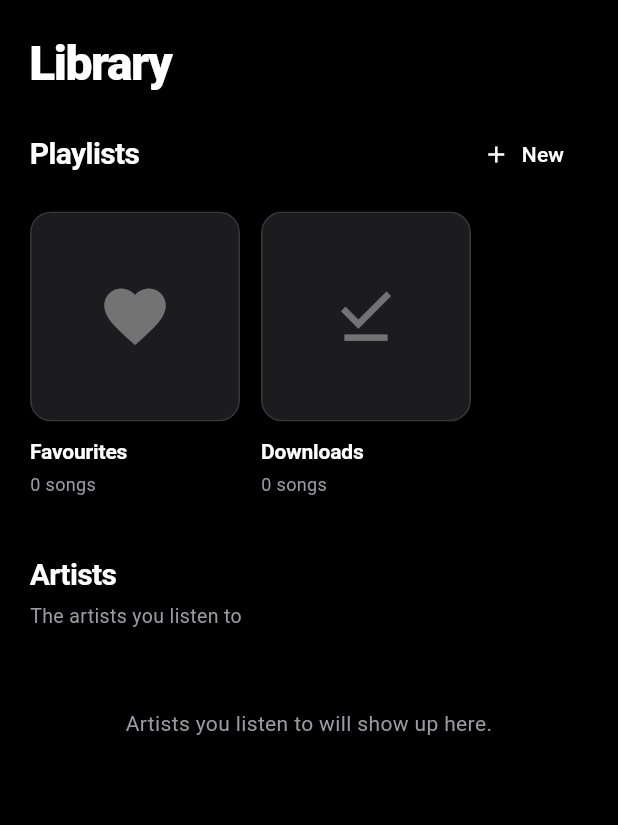
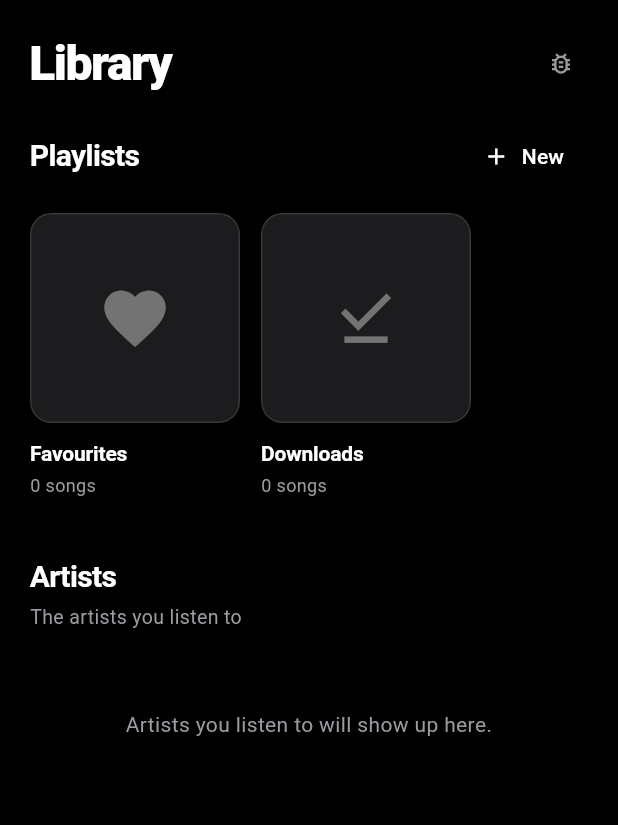
Before and after one commit to xmokecursed/xtify, a Flutter app: the screen it shows after launch, item 3 of the bottom bar chosen, on a phone screen of 412 x 824 dp. Shown: the top 825 px of the screen. Run offline on Flutter 3.47's test engine with Material 3 defaults, Android fonts, the phone set to English and light mode, and no system bars; our stand-ins replace audio_service, audio_video_progress_bar, bloc, cached_network_image, connectivity_plus, equatable and 6 more; missing offline and left inert: extractor, flutter_inappwebview, flutter_taglib; network calls fail.

Commit message:
Update Debug logging system

```diff
--- a/lib/main.dart
+++ b/lib/main.dart
@@ -15,6 +15,7 @@ import 'package:xtify_app/services/cookie_refresh_service.dart';
 import 'package:xtify_app/services/history_service.dart';
 import 'package:xtify_app/services/artist_mix_service.dart';
 import 'package:xtify_app/services/playlist_service.dart';
+import 'package:xtify_app/services/debug_log.dart';
 import 'package:xtify_app/services/download_service.dart';
 import 'package:xtify_app/services/feed_service.dart';
 import 'package:xtify_app/services/search_history_service.dart';
@@ -23,6 +24,7 @@ import 'package:xtify_app/widgets/player_sheet.dart';
 
 void main() async {
   WidgetsFlutterBinding.ensureInitialized();
+  DebugLog.install(); // keeps recent logs and errors for "Copy debug info"
   // Keep decoded thumbnails in RAM small
   PaintingBinding.instance.imageCache.maximumSize = 120;
   PaintingBinding.instance.imageCache.maximumSizeBytes = 60 << 20;
--- a/lib/screens/library_screen.dart
+++ b/lib/screens/library_screen.dart
@@ -2,6 +2,7 @@ import 'package:flutter/material.dart';
 import '../models/playlist_model.dart';
 import '../services/history_service.dart';
 import '../services/playlist_service.dart';
+import '../widgets/debug_button.dart';
 import '../widgets/layout.dart';
 import '../widgets/media_tile.dart';
 import '../widgets/offline_banner.dart';
@@ -27,7 +28,9 @@ class LibraryScreen extends StatelessWidget {
   Widget build(BuildContext context) {
     return CustomScrollView(
       slivers: [
-        const SliverToBoxAdapter(child: ScreenHeader(title: 'Library')),
+        const SliverToBoxAdapter(
+          child: ScreenHeader(title: 'Library', trailing: DebugInfoButton()),
+        ),
         const SliverToBoxAdapter(child: OfflineBanner()),
         SectionSliver(
           title: 'Playlists',
--- /dev/null
+++ b/lib/widgets/debug_button.dart
@@ -0,0 +1,25 @@
+import 'package:flutter/material.dart';
+import '../services/debug_log.dart';
+import '../theme/app_theme.dart';
+
+/// Small bug icon: copies the debug info to the clipboard.
+class DebugInfoButton extends StatelessWidget {
+  const DebugInfoButton({super.key});
+
+  @override
+  Widget build(BuildContext context) {
+    final messenger = ScaffoldMessenger.of(context);
+    return IconButton(
+      tooltip: 'Copy debug info',
+      icon: const Icon(Icons.bug_report_outlined, color: AppColors.textSecondary),
+      onPressed: () async {
+        await DebugLog.copy();
+        messenger.hideCurrentSnackBar();
+        messenger.showSnackBar(const SnackBar(
+          content: Text('Debug info copied. Paste it in your bug report.'),
+          duration: Duration(seconds: 3),
+        ));
+      },
+    );
+  }
+}
--- a/lib/widgets/layout.dart
+++ b/lib/widgets/layout.dart
@@ -9,11 +9,15 @@ class ScreenHeader extends StatelessWidget {
   /// Shows the Xtify logo before the title (used on Home).
   final bool showLogo;
 
+  /// Widget at the right end of the title row (for example an icon button).
+  final Widget? trailing;
+
   const ScreenHeader({
     super.key,
     required this.title,
     this.subtitle,
     this.showLogo = false,
+    this.trailing,
   });
 
   @override
@@ -39,6 +43,10 @@ class ScreenHeader extends StatelessWidget {
                   color: Colors.white,
                 ),
               ),
+              if (trailing != null) ...[
+                const Spacer(),
+                SizedBox(height: 36, child: FittedBox(child: trailing)),
+              ],
             ],
           ),
           if (subtitle != null)
```
Also changed, not shown: lib/services/debug_log.dart (added, +80 -0 lines), 1 other file.
